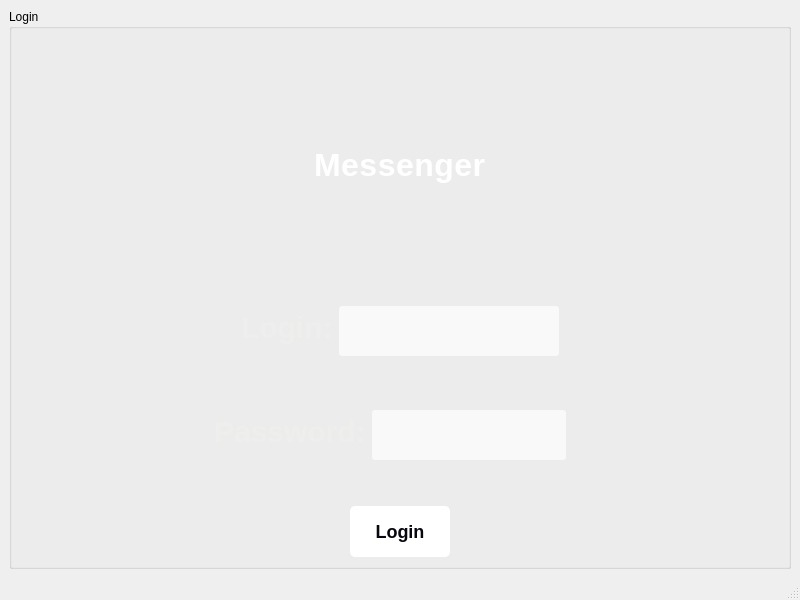
Old version of the form MESSENGER/mainwindow.ui in the repository gauthierbizzarri/MessengerApp.
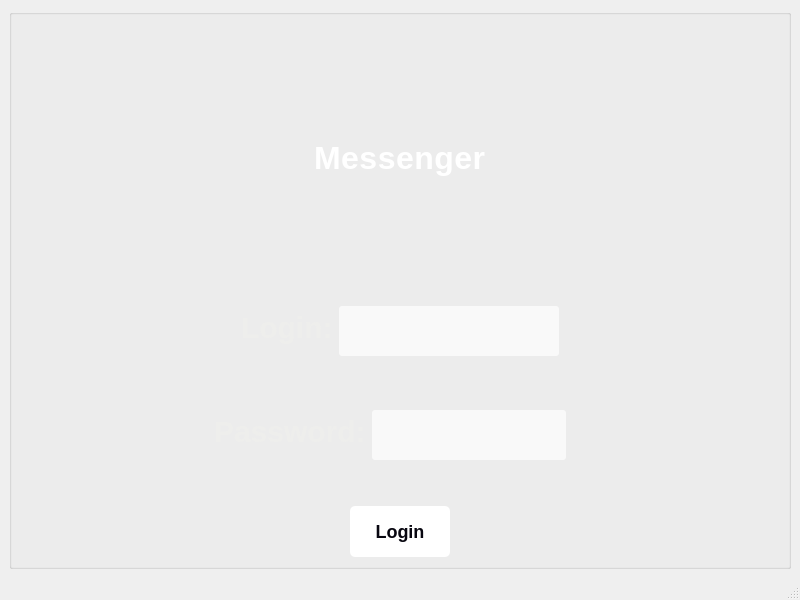
New version of the form.

Commit message: [IMPL] readme

The edit to the form file:
```diff
--- a/MESSENGER/mainwindow.ui
+++ b/MESSENGER/mainwindow.ui
@@ -21,7 +21,7 @@
        <string notr="true"/>
       </property>
       <property name="title">
-       <string>Login</string>
+       <string/>
       </property>
       <layout class="QVBoxLayout" name="verticalLayout">
        <item>
```
Left out of the diff: 6 changed lines with no effect on the pictures. The commit also changes 1 other file.
